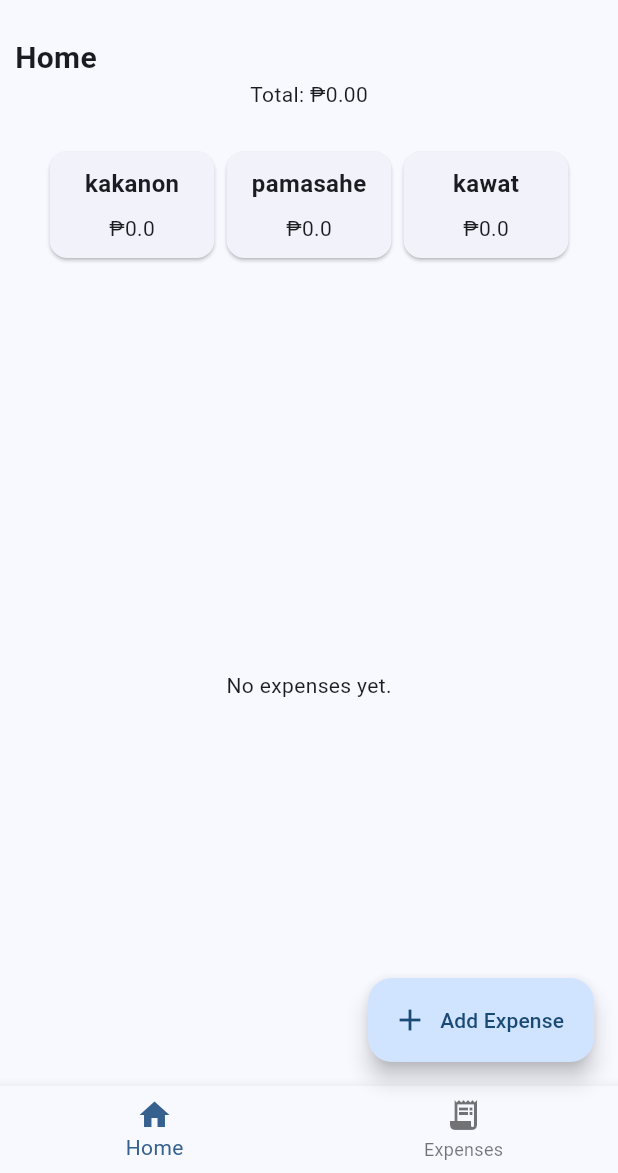
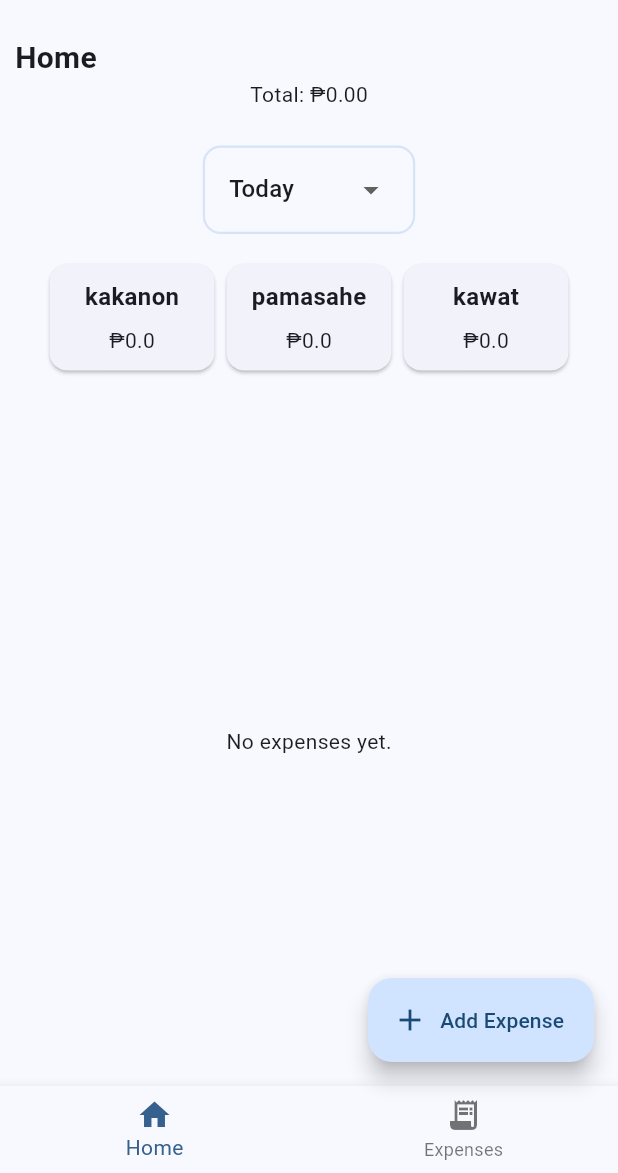
Before and after one commit to 1nonlybrucee/flutter-practice, a Flutter app: the screen it shows after launch, on a phone screen of 412 x 824 dp, the part 63-1236 px from its top. Run offline on Flutter 3.47's test engine with Material 3 defaults, Android fonts, the light colour scheme and no system bars; our stand-ins replace flutter_riverpod, shared_preferences.

Commit message:
feat: added expense period filter

```diff
--- a/project_05_expense_tracker_v3/lib/screens/expenses_screen.dart
+++ b/project_05_expense_tracker_v3/lib/screens/expenses_screen.dart
@@ -2,6 +2,7 @@ import 'package:flutter/material.dart';
 import 'package:project_05_expense_tracker_v3/widgets/category_cards.dart';
 import 'package:project_05_expense_tracker_v3/widgets/category_filter.dart';
 import 'package:project_05_expense_tracker_v3/widgets/expense_list.dart';
+import 'package:project_05_expense_tracker_v3/widgets/expense_period_filter.dart';
 import '../models/expense.dart';
 
 class ExpensesScreen extends StatefulWidget {
@@ -12,6 +13,7 @@ class ExpensesScreen extends StatefulWidget {
 
 class _ExpensesScreenState extends State<ExpensesScreen> {
   Category? selectedCategory;
+  ExpensePeriod selectedPeriod = ExpensePeriod.today;
 
   @override
   Widget build(BuildContext context) {
@@ -27,6 +29,14 @@ class _ExpensesScreenState extends State<ExpensesScreen> {
             ),
           ),
           const SizedBox(height: 10),
+          ExpensePeriodFilter(
+            selectedPeriod: selectedPeriod,
+            onChanged: (period) {
+              setState(() {
+                selectedPeriod = period;
+              });
+            },
+          ),
           SizedBox(height: 180, child: CategoryCards()),
           const SizedBox(height: 24),
           CategoryFilter(
@@ -40,6 +50,7 @@ class _ExpensesScreenState extends State<ExpensesScreen> {
           Expanded(
             child: ExpenseList(
               selectedCategory: selectedCategory,
+              selectedPeriod: selectedPeriod,
               showEdit: true,
             ),
           ),
--- a/project_05_expense_tracker_v3/lib/screens/home_screen.dart
+++ b/project_05_expense_tracker_v3/lib/screens/home_screen.dart
@@ -1,10 +1,18 @@
 import 'package:flutter/material.dart';
 import 'package:project_05_expense_tracker_v3/widgets/expense_list.dart';
+import 'package:project_05_expense_tracker_v3/widgets/expense_period_filter.dart';
 import 'package:project_05_expense_tracker_v3/widgets/top_categories.dart';
 import 'package:project_05_expense_tracker_v3/widgets/total_display.dart';
 
-class HomeScreen extends StatelessWidget {
+class HomeScreen extends StatefulWidget {
   const HomeScreen({super.key});
+
+  @override
+  State<HomeScreen> createState() => _HomeScreenState();
+}
+
+class _HomeScreenState extends State<HomeScreen> {
+  ExpensePeriod selectedPeriod = ExpensePeriod.today;
 
   @override
   Widget build(BuildContext context) {
@@ -21,9 +29,18 @@ class HomeScreen extends StatelessWidget {
           ),
           const TotalDisplay(),
           const SizedBox(height: 24),
+          ExpensePeriodFilter(
+            selectedPeriod: selectedPeriod,
+            onChanged: (period) {
+              setState(() {
+                selectedPeriod = period;
+              });
+            },
+          ),
+          const SizedBox(height: 16),
           const TopCategories(),
           const SizedBox(height: 24),
-          const Expanded(child: ExpenseList()),
+          Expanded(child: ExpenseList(selectedPeriod: selectedPeriod)),
         ],
       ),
     );
--- a/project_05_expense_tracker_v3/lib/widgets/expense_list.dart
+++ b/project_05_expense_tracker_v3/lib/widgets/expense_list.dart
@@ -3,22 +3,68 @@ import 'package:flutter_riverpod/flutter_riverpod.dart';
 import 'package:project_05_expense_tracker_v3/models/expense.dart';
 import 'package:project_05_expense_tracker_v3/providers/expense_provider.dart';
 import 'package:project_05_expense_tracker_v3/widgets/edit_expense_dialog.dart';
+import 'package:project_05_expense_tracker_v3/widgets/expense_period_filter.dart';
 
 class ExpenseList extends ConsumerWidget {
-  const ExpenseList({super.key, this.selectedCategory, this.showEdit = false});
+  const ExpenseList({
+    super.key,
+    this.selectedCategory,
+    required this.selectedPeriod,
+    this.showEdit = false,
+  });
 
   final Category? selectedCategory;
+  final ExpensePeriod selectedPeriod;
   final bool showEdit;
 
   @override
   Widget build(BuildContext context, WidgetRef ref) {
     final List<Expense> expenses = ref.watch(expenseProvider).reversed.toList();
 
-    final filteredExpenses = selectedCategory == null
+    var filteredExpenses = selectedCategory == null
         ? expenses
         : expenses
               .where((expense) => expense.category == selectedCategory)
               .toList();
+
+    DateTime now = DateTime.now();
+
+    switch (selectedPeriod) {
+      case ExpensePeriod.today:
+        final startOfDay = DateTime(now.year, now.month, now.day);
+
+        filteredExpenses = filteredExpenses
+            .where((expense) => !expense.date.isBefore(startOfDay))
+            .toList();
+
+      case ExpensePeriod.thisWeek:
+        final startOfWeek = DateTime(
+          now.year,
+          now.month,
+          now.day,
+        ).subtract(Duration(days: now.weekday - 1));
+
+        filteredExpenses = filteredExpenses
+            .where((expense) => !expense.date.isBefore(startOfWeek))
+            .toList();
+      case ExpensePeriod.thisMonth:
+        final startOfMonth = DateTime(now.year, now.month, 1);
+
+        filteredExpenses = filteredExpenses
+            .where((expense) => !expense.date.isBefore(startOfMonth))
+            .toList();
+
+      case ExpensePeriod.thisYear:
+        final startOfYear = DateTime(now.year, 1, 1);
+
+        filteredExpenses = filteredExpenses
+            .where((expense) => !expense.date.isBefore(startOfYear))
+            .toList();
+
+      case ExpensePeriod.allTime:
+        // Don't filter anything.
+        break;
+    }
 
     if (filteredExpenses.isEmpty) {
       return Center(child: Text("No expenses yet."));
--- a/project_05_expense_tracker_v3/lib/widgets/expense_period_filter.dart
+++ b/project_05_expense_tracker_v3/lib/widgets/expense_period_filter.dart
@@ -14,16 +14,37 @@ class ExpensePeriodFilter extends StatelessWidget {
 
   @override
   Widget build(BuildContext context) {
-    return DropdownButton<ExpensePeriod>(
+    return Container(
+      padding: const EdgeInsets.symmetric(horizontal: 16, vertical: 4),
+      decoration: BoxDecoration(
+        borderRadius: BorderRadius.circular(12),
+        border: Border.all(
+          color: Theme.of(context).colorScheme.secondaryContainer,
+          width: 1.5,
+        ),
+      ),
+      child: DropdownButtonHideUnderline(
+        child: DropdownButton<ExpensePeriod>(
           value: selectedPeriod,
           items: ExpensePeriod.values.map((period) {
-        return DropdownMenuItem(value: period, child: Text(period.name));
+            return DropdownMenuItem(
+              value: period,
+              child: Text(switch (period) {
+                ExpensePeriod.today => 'Today',
+                ExpensePeriod.thisWeek => 'This Week',
+                ExpensePeriod.thisMonth => 'This Month',
+                ExpensePeriod.thisYear => 'This Year',
+                ExpensePeriod.allTime => 'All Time',
+              }),
+            );
           }).toList(),
           onChanged: (value) {
             if (value != null) {
               onChanged(value);
             }
           },
+        ),
+      ),
     );
   }
 }
```
Lines whose indentation alone changed are shown as unchanged.
